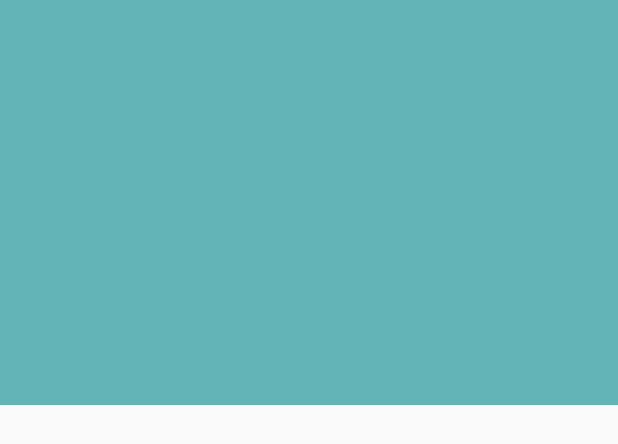
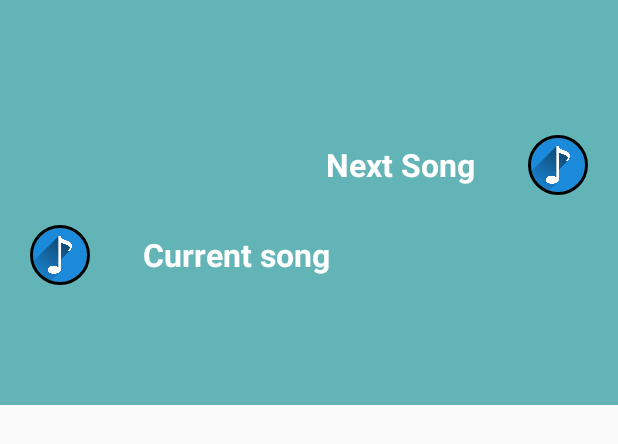
Before and after one commit to pranay1494/MusicPlayer, an Android app: the layout layout_tabs.xml on its own in the app's theme, with its tools: preview values and no code run, on a phone screen of 412 x 824 dp. Shown: the top 444 px of the screen. Run offline under Robolectric (Android 15) with nearby library versions, the phone set to English and light mode, and no system bars.

Commit message:
UI changes

```diff
--- /dev/null
+++ b/app/src/main/res/drawable/bgnowplaying.xml
@@ -0,0 +1,5 @@
+<?xml version="1.0" encoding="utf-8"?>
+<shape xmlns:android="http://schemas.android.com/apk/res/android" android:shape="rectangle">
+    <solid android:color="@color/colorPrimaryDark"/>
+    <corners android:radius="@dimen/padding_3dp"/>
+</shape>
--- a/app/src/main/res/layout/layout_nowplaying_appbar.xml
+++ b/app/src/main/res/layout/layout_nowplaying_appbar.xml
@@ -1,6 +1,67 @@
 <?xml version="1.0" encoding="utf-8"?>
 <LinearLayout xmlns:android="http://schemas.android.com/apk/res/android"
-    android:orientation="vertical" android:layout_width="match_parent"
-    android:layout_height="match_parent">
+    android:layout_width="match_parent"
+    android:layout_height="@dimen/capchaBoxWidth"
+    android:orientation="vertical"
+    android:layout_marginLeft="@dimen/d10"
+    android:layout_marginRight="@dimen/d10"
+    android:layout_marginTop="@dimen/d20"
+    android:layout_gravity="center">
+<RelativeLayout
+    android:layout_width="wrap_content"
+    android:layout_height="wrap_content">
+    <LinearLayout
+        android:id="@+id/llNowPlaying"
+        android:layout_width="wrap_content"
+        android:layout_height="wrap_content"
+        android:layout_alignParentRight="true"
+        android:orientation="horizontal">
 
+        <TextView
+            android:layout_width="wrap_content"
+            android:layout_height="wrap_content"
+            android:layout_gravity="center"
+            android:layout_marginRight="@dimen/logout_h"
+            android:maxLength="10"
+            android:text="Next Song"
+            android:textColor="@android:color/white"
+            android:textSize="@dimen/d21"
+            android:textStyle="bold" />
+
+        <de.hdodenhof.circleimageview.CircleImageView xmlns:app="http://schemas.android.com/apk/res-auto"
+            android:id="@+id/ivnextSong"
+            android:layout_width="@dimen/dropdownRightPadding"
+            android:layout_height="@dimen/dropdownRightPadding"
+            android:layout_margin="10dp"
+            android:src="@drawable/guitar"
+            app:civ_border_color="#FF000000"
+            app:civ_border_width="2dp" />
+    </LinearLayout>
+
+    <LinearLayout
+        android:layout_width="wrap_content"
+        android:layout_height="wrap_content"
+        android:layout_below="@+id/llNowPlaying">
+
+        <de.hdodenhof.circleimageview.CircleImageView xmlns:app="http://schemas.android.com/apk/res-auto"
+            android:id="@+id/ivThisSong"
+            android:layout_width="@dimen/dropdownRightPadding"
+            android:layout_height="@dimen/dropdownRightPadding"
+            android:layout_margin="10dp"
+            android:src="@drawable/guitar"
+            app:civ_border_color="#FF000000"
+            app:civ_border_width="2dp" />
+
+        <TextView
+            android:layout_width="wrap_content"
+            android:layout_height="wrap_content"
+            android:layout_gravity="center"
+            android:layout_marginLeft="@dimen/logout_h"
+            android:maxLength="20"
+            android:text="Current song"
+            android:textColor="@android:color/white"
+            android:textSize="@dimen/d21"
+            android:textStyle="bold" />
+    </LinearLayout>
+</RelativeLayout>
 </LinearLayout>
--- a/app/src/main/res/layout/layout_tabs.xml
+++ b/app/src/main/res/layout/layout_tabs.xml
@@ -24,21 +24,31 @@
             <android.support.v7.widget.Toolbar
                 android:id="@+id/toolbar"
                 android:layout_width="match_parent"
-                android:layout_height="?attr/actionBarSize"
-                app:layout_collapseMode="pin">
+                android:layout_height="72dp"
+                app:layout_collapseMode="pin"
+                android:layout_gravity="top"
+                android:layout_marginBottom="?attr/actionBarSize"
+                android:minHeight="?attr/actionBarSize">
 
+                <include layout="@layout/layout_singlerow_nowplaying"
+                    android:visibility="gone"/>
             </android.support.v7.widget.Toolbar>
+
+            <include
+                android:id="@+id/llAppBarNowPlaying"
+                layout="@layout/layout_nowplaying_appbar" />
 
             <android.support.design.widget.TabLayout
                 android:id="@+id/tablayout"
                 android:layout_width="match_parent"
                 android:layout_height="?attr/actionBarSize"
                 android:layout_gravity="bottom"
+                app:tabGravity="center"
                 app:tabIndicatorColor="#1b5c87"
                 app:tabMode="scrollable"
-                app:tabGravity="center"
                 app:tabSelectedTextColor="#FFF"
                 app:tabTextColor="#FFF" />
+
         </android.support.design.widget.CollapsingToolbarLayout>
     </android.support.design.widget.AppBarLayout>
 
```
Also changed, not shown: app/src/main/java/com/customview/pranay/dasmusica/MainActivity.java (+50 -0 lines), app/src/main/res/layout/layout_singlerow_nowplaying.xml (added, +19 -0 lines).
